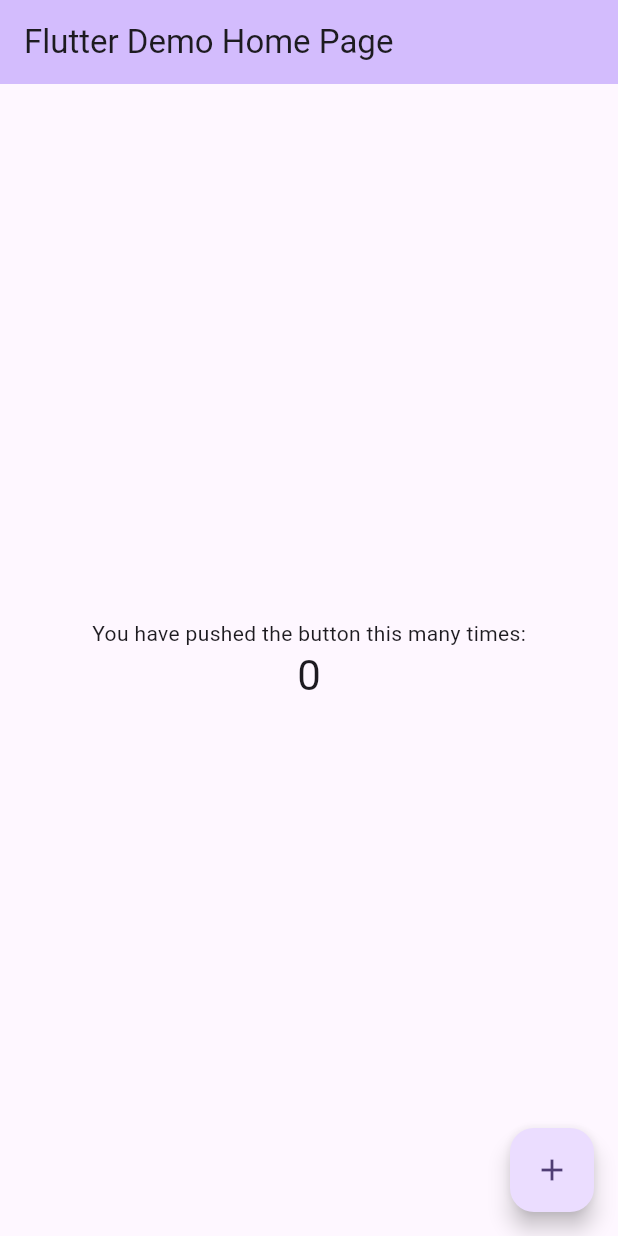
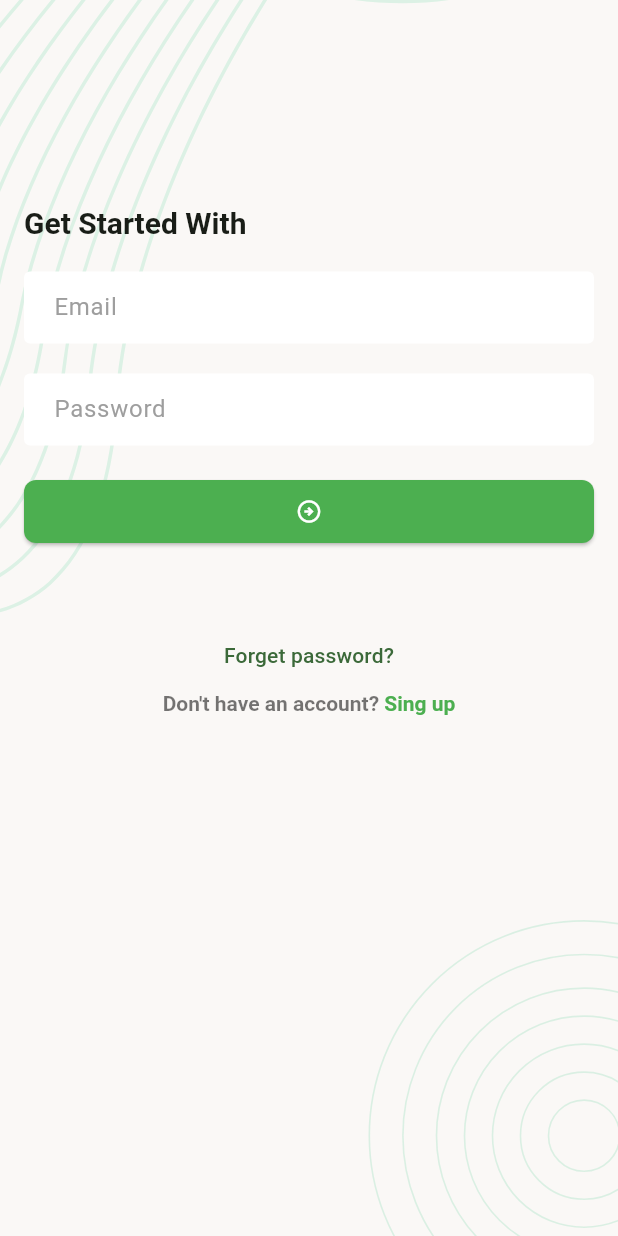
Before and after one commit to Nhrepon/Task-Manager-Flutter, a Flutter app: the screen it shows after launch, on a phone screen of 412 x 824 dp. Run offline on Flutter 3.47's test engine with Material 3 defaults, Android fonts, the phone set to English and light mode, and no system bars; our stand-ins replace flutter_svg.

Commit message:
version: 1.0

```diff
--- /dev/null
+++ b/lib/app.dart
@@ -0,0 +1,69 @@
+import 'package:flutter/material.dart';
+import 'package:task_manager/ui/screen/login_screen.dart';
+import 'package:task_manager/ui/screen/signup_screen.dart';
+import 'package:task_manager/ui/screen/splash_screen.dart';
+import 'package:task_manager/ui/utility/colors.dart';
+
+class TaskManager extends StatelessWidget {
+  const TaskManager({super.key});
+
+  @override
+  Widget build(BuildContext context) {
+    return MaterialApp(
+      initialRoute: '/',
+      theme: ThemeData(
+        colorSchemeSeed: appColors.themeColor,
+        textTheme: const TextTheme(
+          titleLarge: TextStyle(
+            fontSize: 20,
+            fontWeight: FontWeight.bold,
+          )
+        ),
+        inputDecorationTheme: const InputDecorationTheme(
+          filled: true,
+          contentPadding: EdgeInsets.symmetric(horizontal: 16),
+          fillColor: Colors.white,
+          hintStyle: TextStyle(
+            fontWeight: FontWeight.w400,
+            color: Colors.grey,
+          ),
+          border: OutlineInputBorder(
+            borderSide: BorderSide.none,
+          ),
+          enabledBorder: OutlineInputBorder(
+            borderSide: BorderSide.none,
+          ),
+          focusedBorder: OutlineInputBorder(
+            borderSide: BorderSide.none,
+          ),
+        ),
+        elevatedButtonTheme: ElevatedButtonThemeData(
+          style: ElevatedButton.styleFrom(
+              backgroundColor: appColors.themeColor,
+              shape: RoundedRectangleBorder(
+                  borderRadius: BorderRadius.circular(8)
+              ),
+              fixedSize: Size.fromWidth(double.maxFinite),
+              padding: EdgeInsets.symmetric(horizontal: 16, vertical: 12),
+              foregroundColor: Colors.white,
+              textStyle: const TextStyle(
+                  fontSize: 16
+              )
+          ),
+        ),
+
+      ),
+      onGenerateRoute: (RouteSettings settings){
+        late Widget widget;
+        if(settings.name == SplashScreen.name){
+          widget = const SplashScreen();
+        }else if(settings.name == LoginScreen.name){
+          widget = const LoginScreen();
+        }else if(settings.name == SignupScreen.name){
+          widget = const SignupScreen();
+        }
+        return MaterialPageRoute(builder: (_)=>widget);
+      },
+    );
+  }
+}
--- a/lib/main.dart
+++ b/lib/main.dart
@@ -1,125 +1,6 @@
 import 'package:flutter/material.dart';
+import 'package:task_manager/app.dart';
 
 void main() {
-  runApp(const MyApp());
+  runApp(const TaskManager());
 }
-
-class MyApp extends StatelessWidget {
-  const MyApp({super.key});
-
-  // This widget is the root of your application.
-  @override
-  Widget build(BuildContext context) {
-    return MaterialApp(
-      title: 'Flutter Demo',
-      theme: ThemeData(
-        // This is the theme of your application.
-        //
-        // TRY THIS: Try running your application with "flutter run". You'll see
-        // the application has a purple toolbar. Then, without quitting the app,
-        // try changing the seedColor in the colorScheme below to Colors.green
-        // and then invoke "hot reload" (save your changes or press the "hot
-        // reload" button in a Flutter-supported IDE, or press "r" if you used
-        // the command line to start the app).
-        //
-        // Notice that the counter didn't reset back to zero; the application
-        // state is not lost during the reload. To reset the state, use hot
-        // restart instead.
-        //
-        // This works for code too, not just values: Most code changes can be
-        // tested with just a hot reload.
-        colorScheme: ColorScheme.fromSeed(seedColor: Colors.deepPurple),
-        useMaterial3: true,
-      ),
-      home: const MyHomePage(title: 'Flutter Demo Home Page'),
-    );
-  }
-}
-
-class MyHomePage extends StatefulWidget {
-  const MyHomePage({super.key, required this.title});
-
-  // This widget is the home page of your application. It is stateful, meaning
-  // that it has a State object (defined below) that contains fields that affect
-  // how it looks.
-
-  // This class is the configuration for the state. It holds the values (in this
-  // case the title) provided by the parent (in this case the App widget) and
-  // used by the build method of the State. Fields in a Widget subclass are
-  // always marked "final".
-
-  final String title;
-
-  @override
-  State<MyHomePage> createState() => _MyHomePageState();
-}
-
-class _MyHomePageState extends State<MyHomePage> {
-  int _counter = 0;
-
-  void _incrementCounter() {
-    setState(() {
-      // This call to setState tells the Flutter framework that something has
-      // changed in this State, which causes it to rerun the build method below
-      // so that the display can reflect the updated values. If we changed
-      // _counter without calling setState(), then the build method would not be
-      // called again, and so nothing would appear to happen.
-      _counter++;
-    });
-  }
-
-  @override
-  Widget build(BuildContext context) {
-    // This method is rerun every time setState is called, for instance as done
-    // by the _incrementCounter method above.
-    //
-    // The Flutter framework has been optimized to make rerunning build methods
-    // fast, so that you can just rebuild anything that needs updating rather
-    // than having to individually change instances of widgets.
-    return Scaffold(
-      appBar: AppBar(
-        // TRY THIS: Try changing the color here to a specific color (to
-        // Colors.amber, perhaps?) and trigger a hot reload to see the AppBar
-        // change color while the other colors stay the same.
-        backgroundColor: Theme.of(context).colorScheme.inversePrimary,
-        // Here we take the value from the MyHomePage object that was created by
-        // the App.build method, and use it to set our appbar title.
-        title: Text(widget.title),
-      ),
-      body: Center(
-        // Center is a layout widget. It takes a single child and positions it
-        // in the middle of the parent.
-        child: Column(
-          // Column is also a layout widget. It takes a list of children and
-          // arranges them vertically. By default, it sizes itself to fit its
-          // children horizontally, and tries to be as tall as its parent.
-          //
-          // Column has various properties to control how it sizes itself and
-          // how it positions its children. Here we use mainAxisAlignment to
-          // center the children vertically; the main axis here is the vertical
-          // axis because Columns are vertical (the cross axis would be
-          // horizontal).
-          //
-          // TRY THIS: Invoke "debug painting" (choose the "Toggle Debug Paint"
-          // action in the IDE, or press "p" in the console), to see the
-          // wireframe for each widget.
-          mainAxisAlignment: MainAxisAlignment.center,
-          children: <Widget>[
-            const Text(
-              'You have pushed the button this many times:',
-            ),
-            Text(
-              '$_counter',
-              style: Theme.of(context).textTheme.headlineMedium,
-            ),
-          ],
-        ),
-      ),
-      floatingActionButton: FloatingActionButton(
-        onPressed: _incrementCounter,
-        tooltip: 'Increment',
-        child: const Icon(Icons.add),
-      ), // This trailing comma makes auto-formatting nicer for build methods.
-    );
-  }
-}
--- /dev/null
+++ b/lib/ui/screen/login_screen.dart
@@ -0,0 +1,94 @@
+import 'package:flutter/gestures.dart';
+import 'package:flutter/material.dart';
+import 'package:task_manager/ui/screen/signup_screen.dart';
+import 'package:task_manager/ui/utility/colors.dart';
+import 'package:task_manager/ui/widgets/background.dart';
+
+class LoginScreen extends StatefulWidget {
+  const LoginScreen({super.key});
+  static const String name = 'login';
+
+  @override
+  State<LoginScreen> createState() => _LoginScreenState();
+}
+
+class _LoginScreenState extends State<LoginScreen> {
+  final TextEditingController _emailTEController = TextEditingController();
+  final TextEditingController _passwordTEController = TextEditingController();
+  final GlobalKey<FormState> _formKey = GlobalKey<FormState>();
+  @override
+  Widget build(BuildContext context) {
+    final textTheme = Theme.of(context).textTheme;
+    return Scaffold(
+      body: background(child: SingleChildScrollView(
+        child: Padding(
+          padding: const EdgeInsets.all(16.0),
+          child: Form(
+            key: _formKey,
+            child: Column(
+              crossAxisAlignment: CrossAxisAlignment.start,
+              children: [
+                const SizedBox(height: 120,),
+                Text("Get Started With", style: textTheme.titleLarge,),
+                const SizedBox(height: 20,),
+                TextFormField(
+                  controller: _emailTEController,
+                  keyboardType: TextInputType.emailAddress,
+                  decoration:  const InputDecoration(
+                    hintText: "Email",
+                  ),
+                ),
+                const SizedBox(height: 20,),
+                TextFormField(
+                  controller: _passwordTEController,
+                  obscureText: true,
+                  decoration:  const InputDecoration(
+                    hintText: "Password",
+                  ),
+                ),
+                const SizedBox(height: 20,),
+                ElevatedButton(
+                  onPressed: (){},
+                  child: const Icon(Icons.arrow_circle_right_outlined),
+                ),
+                const SizedBox(height: 48,),
+
+                Center(
+                  child: Column(
+                    children: [
+                      TextButton(onPressed: (){}, child: const Text("Forget password?")),
+                      _buildSignupSection(),
+                    ],
+                  ),
+                ),
+              ],
+            ),
+          ),
+        ),
+      )),
+    );
+  }
+
+
+  Widget _buildSignupSection() {
+    return RichText(text: TextSpan(text: "Don't have an account? ",
+                      style: TextStyle(
+                        color: Colors.black54,
+                        fontWeight: FontWeight.w600,
+                      ),
+                      children: [
+                        TextSpan(text: "Sing up", style: TextStyle(color: appColors.themeColor),
+                            recognizer: TapGestureRecognizer()..onTap=(){
+                          Navigator.pushNamed(context, SignupScreen.name);
+                            }
+                        ),
+                      ]),);
+  }
+@override
+  void dispose() {
+    // TODO: implement dispose
+  _emailTEController.dispose();
+  _passwordTEController.dispose();
+    super.dispose();
+  }
+}
--- /dev/null
+++ b/lib/ui/utility/assets.dart
@@ -0,0 +1,5 @@
+class assetsPath{
+  static const String imagePath = 'assets/images';
+  static const String logo = '$imagePath/logo.svg';
+  static const String background = '$imagePath/background.svg';
+}
--- /dev/null
+++ b/lib/ui/utility/colors.dart
@@ -0,0 +1,5 @@
+import 'package:flutter/material.dart';
+
+class appColors{
+  static const Color themeColor = Colors.green;
+}
--- /dev/null
+++ b/lib/ui/widgets/background.dart
@@ -0,0 +1,24 @@
+import 'package:flutter/material.dart';
+import 'package:flutter_svg/flutter_svg.dart';
+import 'package:task_manager/ui/utility/assets.dart';
+
+class background extends StatelessWidget {
+  const background({super.key, required this.child});
+
+  final Widget child;
+
+  @override
+  Widget build(BuildContext context) {
+    return Stack(
+      children: [
+        SvgPicture.asset(
+          assetsPath.background,
+          fit: BoxFit.cover,
+          height: double.maxFinite,
+          width: double.maxFinite,
+        ),
+        child,
+      ],
+    );
+  }
+}
```
Also changed, not shown: lib/ui/screen/signup_screen.dart (added, +113 -0 lines), lib/ui/screen/splash_screen.dart (added, +38 -0 lines), lib/ui/widgets/appLogo.dart (added, +14 -0 lines), pubspec.yaml (+7 -38 lines), assets/images/background.svg (added), assets/images/logo.svg (added), pubspec.lock, 10 other files.
